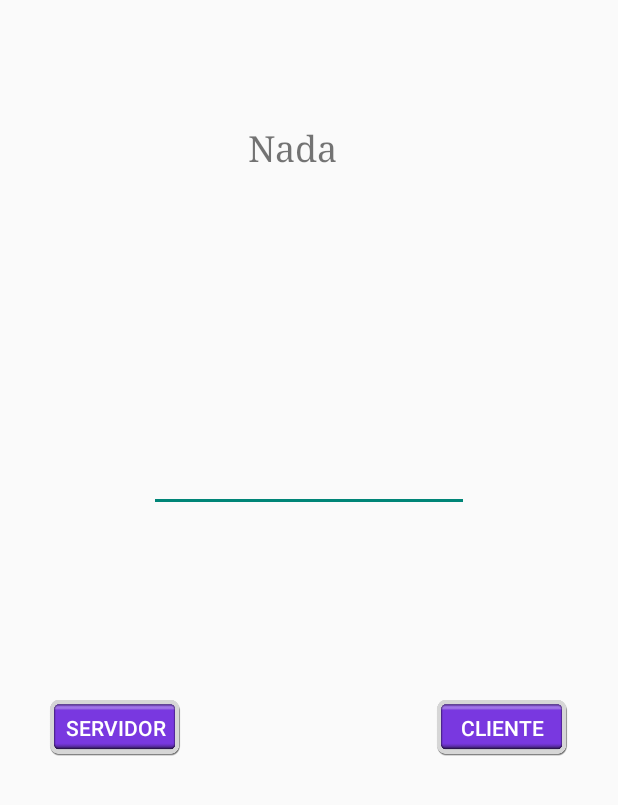
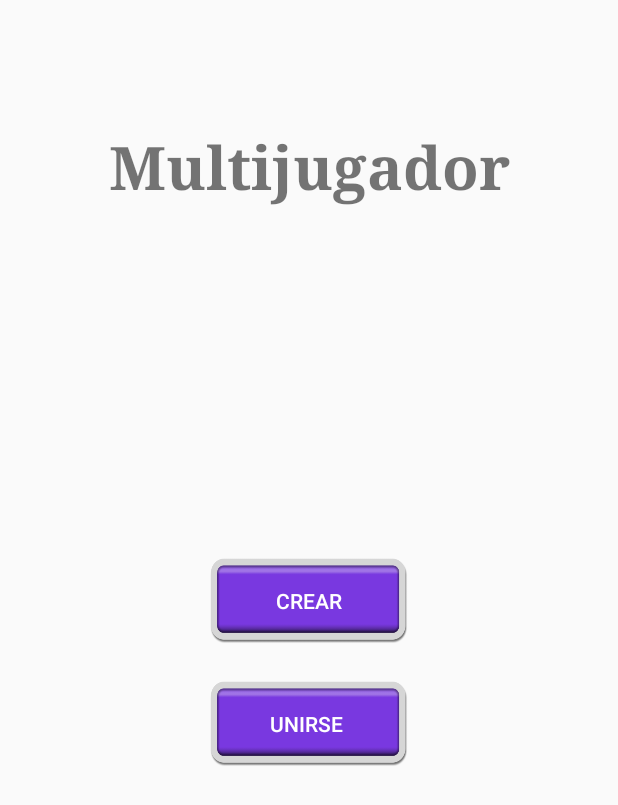
Before and after one commit to Alvarhito/AhogadoPaisesDelMundo, an Android app: the Main4Activity screen opened directly, with no data from a screen before it, on a phone screen of 412 x 824 dp. Shown: the top 805 px of the screen. Run offline under Robolectric (Android 15) with nearby library versions, the phone set to English and light mode, and no system bars; our stand-ins replace Firebase (no records; nobody signed in at launch, a user with empty details on screens opened directly); libraries missing offline, so code that uses them is left out: com.github.kittinunf.fuel, com.github.kittinunf.result.

Commit message:
Actualizacion 17

```diff
--- a/app/src/main/AndroidManifest.xml
+++ b/app/src/main/AndroidManifest.xml
@@ -29,8 +29,11 @@
                 <action android:name="android.intent.action.MAIN" />
             </intent-filter>
         </activity>
-        <activity android:name=".Main3Activity" />
+        <activity android:name=".Main3Activity"
+                  android:screenOrientation="portrait"
+                  android:theme="@style/AppTheme.NoActionBar"/>
         <activity android:name=".Main4Activity"
+                  android:screenOrientation="portrait"
                   android:theme="@style/AppTheme.NoActionBar"></activity>
     </application>
 
--- a/app/src/main/java/com/example/ceisutb01/ahogadopaisesdelmundo/Main4Activity.kt
+++ b/app/src/main/java/com/example/ceisutb01/ahogadopaisesdelmundo/Main4Activity.kt
@@ -1,6 +1,7 @@
 package com.example.ceisutb01.ahogadopaisesdelmundo
 
 import android.content.Intent
+import android.graphics.Color
 import android.graphics.Typeface
 import android.support.v7.app.AppCompatActivity
 import android.os.Bundle
@@ -44,6 +45,13 @@ class Main4Activity : AppCompatActivity() {
 
     var mensajeRef = ref.child("Usuarios").child(usuario)
     var auu=mensajeRef.setValue("")
+    var Existe=ref
+    var Espera=ref
+    var esp=true
+
+    var PuedeEntrar=false
+
+    var quien=""
 
     var newqst=FirebaseDatabase.getInstance().reference
     var exi=true
@@ -53,27 +61,54 @@ class Main4Activity : AppCompatActivity() {
         setContentView(R.layout.activity_main4)
 
         Servidor.setOnClickListener {
+            quien="s"
             var l = ArrayList<Int>()
             l.add(0)
+            val Prueba= prueba as TextView
 
             newqst = ref.child("Servicio").child(usuario)
+            newqst.child("Esperar").child("p1").setValue("1")
+            newqst.child("Esperar").child("p2").setValue("0")
+            Espera=ref.child("Servicio").child(usuario).child("Esperar").child("p2")
             val aux=newqst.child("player1").setValue(l)
             val aux1=newqst.child("player2").setValue(l)
             //val auu=mensajeRef.setValue(newqst.key)
             val auun=mensajeRef.setValue(newqst.key)
             select()
-            go("player1","player2",usuario)
+            Cliente.visibility=View.INVISIBLE
+            Cliente.isEnabled=false
+            Servidor.text="Ir"
+            //Prueba.text="Antes: "+Espera.key
+            Prueba.text="Sala: "+usuario
+            Handler().postDelayed(Runnable {
+                PuedeEntrar=true
+            }, 6000)
+            Servidor.isEnabled=false
+            Servidor.setTextColor(Color.GRAY)
+            E.text="Esperando oponente..."
         }
+        Cliente.setOnClickListener {
+            quien="c"
+
+            Servidor.visibility=View.INVISIBLE
+            editText.visibility=View.VISIBLE
             Cliente.setOnClickListener {
                 val mensaje = editText.getText().toString()
                 val otro = ref.child("Usuarios").child(mensaje)
+                Existe=Existe.child("Servicio")
                 onResume()
+                Cliente.isEnabled=false
+                Cliente.setTextColor(Color.GRAY)
                 Handler().postDelayed(Runnable {
-                val Prueba= prueba as TextView
-                if(exi) {
-                    Prueba.text=otro.key
+                    val Prueba = prueba as TextView
+                    if (exi) {
+                        Espera=otro.child("Esperar").child("p1")
+                        PuedeEntrar=true
+                        Prueba.text = "Conectado a: "+otro.key
+                        Cliente.text="Ir"
                         mensajeRef.setValue(otro.key)
-                    Cliente.setOnClickListener {
+
+                        /////////////////////////////////////////////////////////
                         Fname = Fname.child(mensaje).child("Palabras").child("names")
                         Fcapitals = Fcapitals.child(mensaje).child("Palabras").child("capitals")
                         Fregions = Fregions.child(mensaje).child("Palabras").child("regions")
@@ -132,15 +167,20 @@ class Main4Activity : AppCompatActivity() {
                             }
                         })
 
+                        otro.child("Esperar").child("p2").setValue("1")
                         go("player2", "player1", mensaje)
-                    }
-                }else{
-                    Prueba.text="No existe"
+                        ////////////////////////////////////////////////////////
+
+                    } else {
+                        Prueba.text = "No existe"
+                        Handler().postDelayed(Runnable {
                             recreate()
+                        }, 1000)
 
                     }
-            },1000)
+                }, 2000)
 
+            }
         }
     }
 
@@ -191,6 +231,7 @@ class Main4Activity : AppCompatActivity() {
             }
         }
     }
+
     fun go(jugador: String,vs: String,sala: String){
         val boton = Intent(this, MainActivity::class.java)
         boton.putExtra("player",jugador)
@@ -321,6 +362,7 @@ class Main4Activity : AppCompatActivity() {
     fun modifica(mensaje: String){
         mensajeRef.setValue(mensaje)
     }
+
     fun ale() :String{
         val random = Random()
         var num=""
@@ -340,27 +382,36 @@ class Main4Activity : AppCompatActivity() {
 
     override fun onResume() {
         super.onResume()
-        /*
+
         val decorView = window.decorView
         val uiOptions = (View.SYSTEM_UI_FLAG_LAYOUT_STABLE
                 or View.SYSTEM_UI_FLAG_LAYOUT_HIDE_NAVIGATION
                 or View.SYSTEM_UI_FLAG_HIDE_NAVIGATION
                 or View.SYSTEM_UI_FLAG_FULLSCREEN
                 or View.SYSTEM_UI_FLAG_IMMERSIVE_STICKY)
-        decorView.systemUiVisibility = uiOptions*/
+        decorView.systemUiVisibility = uiOptions
 
-        mensajeRef.child("Usuarios").addValueEventListener(object : ValueEventListener {
+        Existe.addValueEventListener(object : ValueEventListener {
 
             override fun onDataChange(dataSnapshot: DataSnapshot) {
-                val value = dataSnapshot.getValue(String::class.java)
-                val Prueba= prueba as TextView
+                //val t = object : GenericTypeIndicator<ArrayList<String>>() {}
+                //val value = dataSnapshot.getValue(t)
+                //val Prueba= prueba as TextView
                 val mensaje = editText.getText().toString()
                 /*
-                if(!dataSnapshot.child(mensaje).exists()){
                 exi=false
+                for(i in 0..value!!.size-1){
+                    if(value!![i].toString()==mensaje.toString()){
+                        exi=true
+                        break
+                    }
+                }*/
+
+                if(dataSnapshot.child(mensaje).exists()){
+                    exi=true
                 }else{
-                    exi=true
-                }*/
+                    exi=false
+                }
             }
 
             override fun onCancelled(databaseError: DatabaseError) {
@@ -368,6 +419,49 @@ class Main4Activity : AppCompatActivity() {
                 prueba.text="Error"
             }
         })
+
+
+        Espera.addValueEventListener(object : ValueEventListener {
+
+            override fun onDataChange(dataSnapshot: DataSnapshot) {
+                if(PuedeEntrar) {
+
+                    //val value = dataSnapshot.getValue(String::class.java)
+                    //val prueba= prueba as TextView
+                    //prueba.text=    "Estoy accediendo a: "+dataSnapshot.key
+                    if (quien == "s") {
+                        if(esp) {
+                            Servidor.isEnabled = true
+                            Servidor.setTextColor(Color.WHITE)
+                            go("player1", "player2", usuario)
+                            esp=false
+                        }
+                    }
+                    if (quien == "c") {
+                        Cliente.isEnabled = true
+                        Cliente.setTextColor(Color.WHITE)
+                    }
+                    /*
+                    if (value == "1") {
+                        if (quien == "s") {
+                            Servidor.isEnabled = true
+                            Servidor.setTextColor(Color.WHITE)
+                        }
+                        if (quien == "c") {
+                            Cliente.isEnabled = true
+                            Cliente.setTextColor(Color.WHITE)
+                        }
+                    }
+                    */
+                }
+            }
+
+            override fun onCancelled(databaseError: DatabaseError) {
+                val prueba= prueba as TextView
+                prueba.text="Error"
+            }
+        })
+
     }
 
 }
--- a/app/src/main/res/layout/activity_main4.xml
+++ b/app/src/main/res/layout/activity_main4.xml
@@ -10,31 +10,29 @@
     <Button
         android:id="@+id/Servidor"
         style="@style/Widget.AppCompat.Button.Colored"
-        android:layout_width="90dp"
-        android:layout_height="45dp"
+        android:layout_width="135dp"
+        android:layout_height="68dp"
         android:layout_marginBottom="8dp"
         android:background="@mipmap/ic_nuevo_juego"
-        android:text="Servidor"
+        android:text="Crear"
         android:textColor="@color/white"
         app:layout_constraintBottom_toBottomOf="parent"
         app:layout_constraintEnd_toEndOf="parent"
-        app:layout_constraintHorizontal_bias="0.1"
         app:layout_constraintStart_toStartOf="parent"
         app:layout_constraintTop_toTopOf="parent"
-        app:layout_constraintVertical_bias="0.6" />
+        app:layout_constraintVertical_bias="0.49" />
 
     <Button
         android:id="@+id/Cliente"
         style="@style/Widget.AppCompat.Button.Colored"
-        android:layout_width="90dp"
-        android:layout_height="45dp"
+        android:layout_width="135dp"
+        android:layout_height="68dp"
         android:layout_marginBottom="8dp"
         android:background="@mipmap/ic_nuevo_juego"
-        android:text="Cliente"
+        android:text="Unirse "
         android:textColor="@color/white"
         app:layout_constraintBottom_toBottomOf="parent"
         app:layout_constraintEnd_toEndOf="parent"
-        app:layout_constraintHorizontal_bias="0.9"
         app:layout_constraintStart_toStartOf="parent"
         app:layout_constraintTop_toTopOf="parent"
         app:layout_constraintVertical_bias="0.6" />
@@ -45,15 +43,43 @@
         android:layout_height="wrap_content"
         android:layout_marginBottom="8dp"
         android:fontFamily="serif"
-        android:text="Nada"
         android:textSize="24sp"
         android:visibility="visible"
         app:layout_constraintBottom_toBottomOf="parent"
         app:layout_constraintEnd_toEndOf="parent"
-        app:layout_constraintHorizontal_bias="0.469"
         app:layout_constraintStart_toStartOf="parent"
         app:layout_constraintTop_toTopOf="parent"
-        app:layout_constraintVertical_bias="0.105" />
+        app:layout_constraintVertical_bias="0.23000002" />
+
+    <TextView
+        android:id="@+id/E"
+        android:layout_width="wrap_content"
+        android:layout_height="wrap_content"
+        android:layout_marginBottom="8dp"
+        android:fontFamily="serif"
+        android:textSize="24sp"
+        android:visibility="visible"
+        app:layout_constraintBottom_toBottomOf="parent"
+        app:layout_constraintEnd_toEndOf="parent"
+        app:layout_constraintStart_toStartOf="parent"
+        app:layout_constraintTop_toTopOf="parent"
+        app:layout_constraintVertical_bias="0.32" />
+
+    <TextView
+        android:id="@+id/Multijugador"
+        android:layout_width="wrap_content"
+        android:layout_height="wrap_content"
+        android:layout_marginBottom="8dp"
+        android:fontFamily="serif"
+        android:text="Multijugador"
+        android:textSize="40sp"
+        android:textStyle="bold"
+        android:visibility="visible"
+        app:layout_constraintBottom_toBottomOf="parent"
+        app:layout_constraintEnd_toEndOf="parent"
+        app:layout_constraintStart_toStartOf="parent"
+        app:layout_constraintTop_toTopOf="parent"
+        app:layout_constraintVertical_bias="0.110000014" />
 
     <EditText
         android:id="@+id/editText"
@@ -61,10 +87,11 @@
         android:layout_height="wrap_content"
         android:ems="10"
         android:inputType="textPersonName"
+        android:visibility="invisible"
         app:layout_constraintBottom_toBottomOf="parent"
         app:layout_constraintEnd_toEndOf="parent"
         app:layout_constraintStart_toStartOf="parent"
         app:layout_constraintTop_toTopOf="parent"
-        app:layout_constraintVertical_bias="0.38" />
+        app:layout_constraintVertical_bias="0.45" />
 
 </android.support.constraint.ConstraintLayout>
```
Also changed, not shown: app/src/main/java/com/example/ceisutb01/ahogadopaisesdelmundo/MainActivity.kt (+6 -1 lines), 1 other file. Lines whose indentation alone changed are shown as unchanged.
